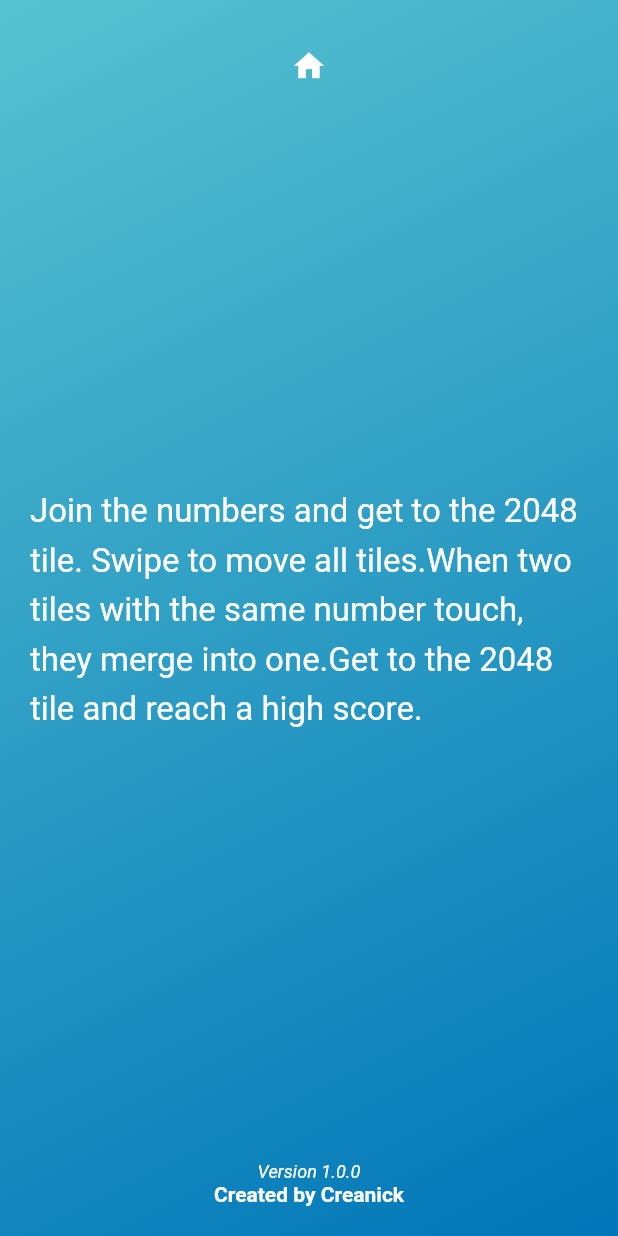
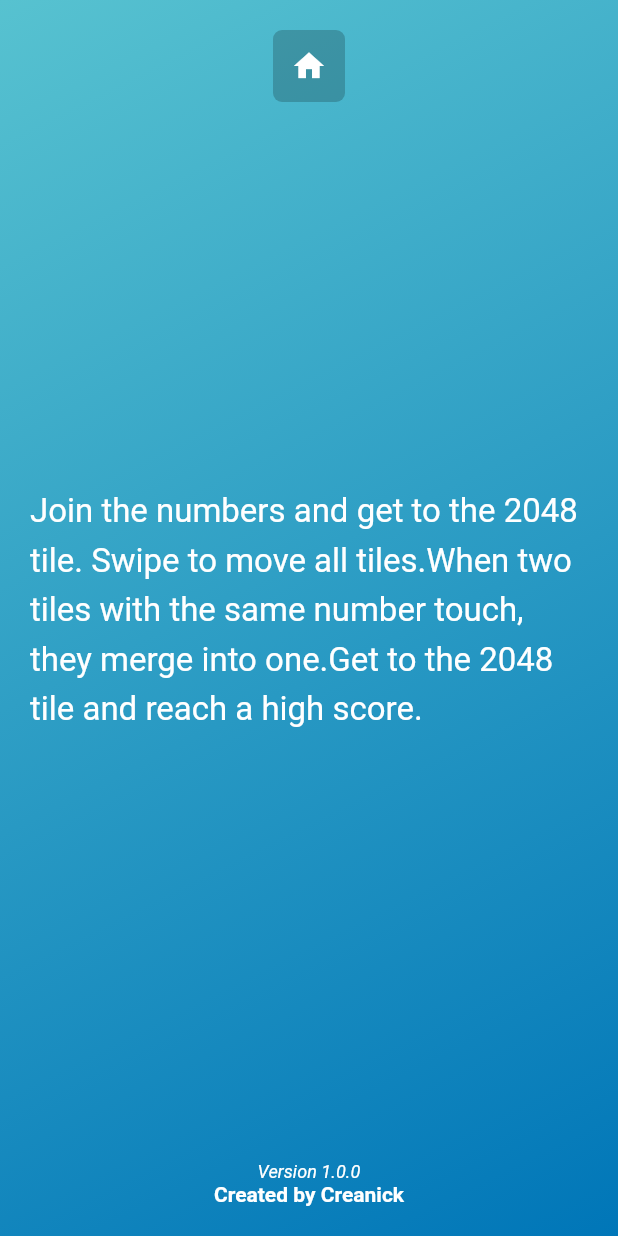
Before and after one commit to manickjamadar/2048, a Flutter app: the AboutScreen screen opened directly, on a phone screen of 412 x 824 dp. Run offline on Flutter 3.47's test engine with Material 2 defaults, Android fonts, the phone set to English and light mode, and no system bars; our stand-ins replace bloc, dartz, equatable, flutter_bloc, freezed_annotation, get_it and 4 more; accounts and stored records are empty; generated files the repository leaves out were written again.

Commit message:
custom icon button added in about screen

```diff
--- a/lib/presentation/screens/about/about_screen.dart
+++ b/lib/presentation/screens/about/about_screen.dart
@@ -1,6 +1,7 @@
 import 'package:flutter/material.dart';
 import 'package:twozerofoureight/helpers/get_app_version.dart';
 import 'package:twozerofoureight/presentation/core/my_icons.dart';
+import 'package:twozerofoureight/presentation/core/widgets/custom_icon.dart';
 import 'package:twozerofoureight/presentation/core/widgets/theme_background_view.dart';
 
 class AboutScreen extends StatelessWidget {
@@ -21,7 +22,7 @@ class AboutScreen extends StatelessWidget {
             padding: const EdgeInsets.all(20.0),
             child: Column(
               children: [
-                IconButton(
+                CustomIconButton(
                   icon: Icon(MyIcons.home),
                   onPressed: () {
                     Navigator.pop(context);
```
